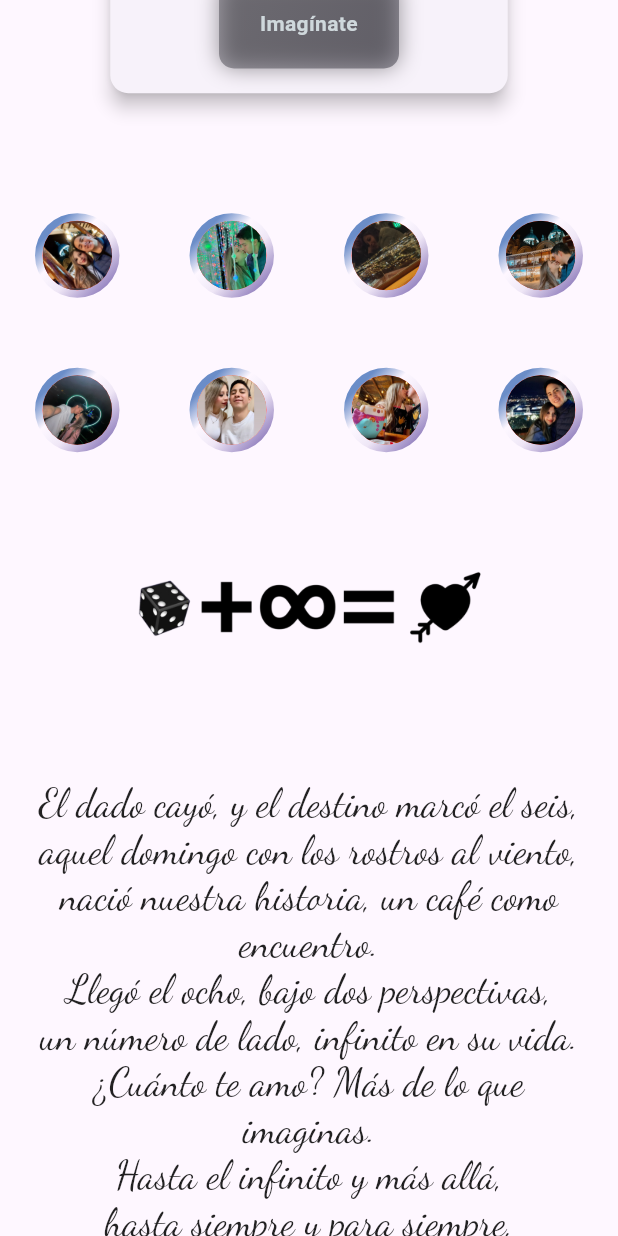
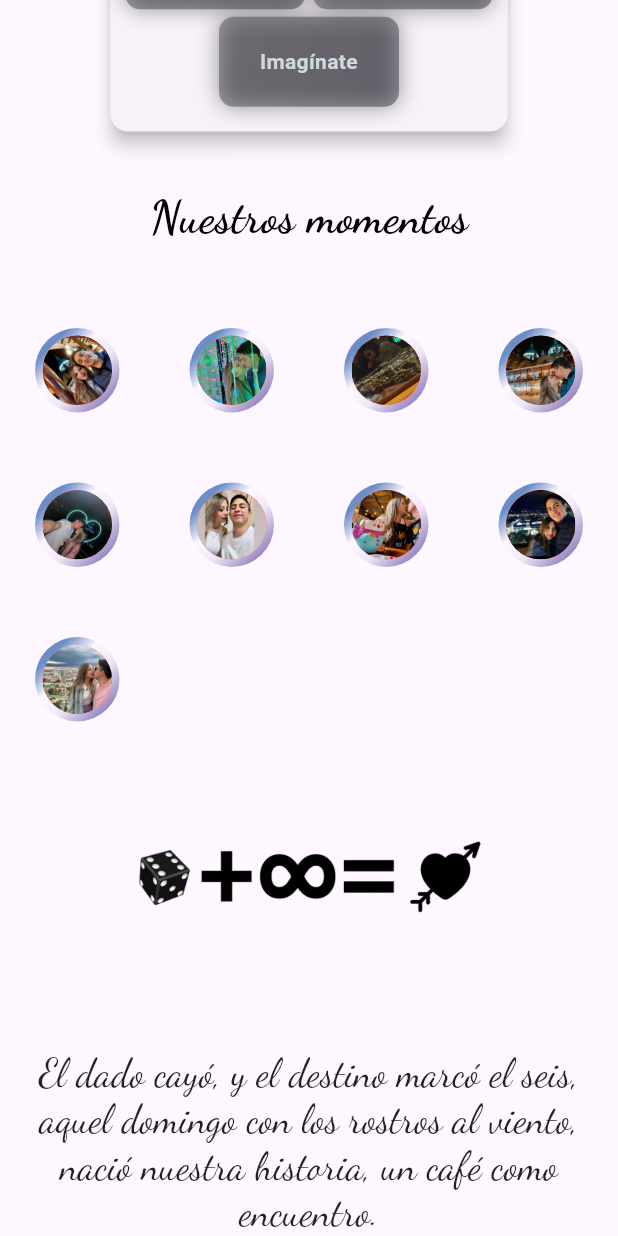
Before and after one commit to PabloT18/landing_l, a Flutter app: the HomePage screen opened directly, scrolled down 576 dp, on a phone screen of 412 x 824 dp. Run offline on Flutter 3.47's test engine with Material 3 defaults, Android fonts, the phone set to English and light mode, and no system bars; our stand-ins replace audioplayers, carousel_slider, dartz, dio, equatable, firebase_core and 5 more; accounts and stored records are empty; statements that could not run were skipped.

Commit message:
Add: alerts for images

```diff
--- a/lib/app/data/sources/local/enviroment.dart
+++ b/lib/app/data/sources/local/enviroment.dart
@@ -1,6 +1,6 @@
 import 'package:flutter_dotenv/flutter_dotenv.dart';
 
-class Environment {
+class Environmenttt {
   static initEnvironment() async {
     await dotenv.load(fileName: ".env");
   }
--- a/lib/core/config/router/app_routes_assets.dart
+++ b/lib/core/config/router/app_routes_assets.dart
@@ -9,6 +9,7 @@ class AppAssets {
   static const String par6 = 'assets/images/l_par6.jpeg';
   static const String par7 = 'assets/images/l_par7.jpeg';
   static const String par8 = 'assets/images/l_par8.jpeg';
+  static const String par9 = 'assets/images/l_par9.jpeg';
   static const String parcorazon = 'assets/images/l_corazon.jpeg';
   static const String lsuma = 'assets/images/l_suma.png';
 
--- a/lib/features/home/presentation/bloc/song_bloc/song_bloc_bloc.dart
+++ b/lib/features/home/presentation/bloc/song_bloc/song_bloc_bloc.dart
@@ -4,6 +4,7 @@ import 'package:audioplayers/audioplayers.dart';
 import 'package:equatable/equatable.dart';
 import 'package:flutter_bloc/flutter_bloc.dart';
 import 'package:landing_l/features/home/domain/models/song.dart';
+import 'package:url_launcher/url_launcher.dart';
 
 part 'song_bloc_event.dart';
 part 'song_bloc_state.dart';
@@ -13,32 +14,36 @@ class SongBloc extends Bloc<SongEvent, SongState> {
       : super(SongState(canciones: [
           Song(
               title: 'Cama y Mesa',
-              filePath:
-                  'https://drive.google.com/uc?export=download&id=1jraNn-QDyaHEQ59n1XpdTu_5qUM0hHBG'),
+              filePath: 'https://www.youtube.com/watch?v=U644P4v2GF0'),
           Song(
               title: 'Celos',
-              filePath:
-                  'https://drive.google.com/file/d/1jraNn-QDyaHEQ59n1XpdTu_5qUM0hHBG/view?usp=sharing'),
+              filePath: 'https://www.youtube.com/watch?v=X-yZDRIhcHY'),
           Song(
               title: 'Eres Mi Persona Favorita',
-              filePath: 'assets/songs/eres_mi_persona_favorita.mp3'),
+              filePath: 'https://www.youtube.com/watch?v=x-0KoCAV4mc'),
           Song(
               title: 'Aprender a Quererte',
-              filePath: 'assets/songs/aprender_a_quererte.mp3'),
+              filePath: 'https://www.youtube.com/watch?v=OukQDrJ7QRQ'),
           Song(
-              title: 'Si Nos Dejan', filePath: 'assets/songs/si_nos_dejan.mp3'),
+              title: 'Si Nos Dejan',
+              filePath: 'https://www.youtube.com/watch?v=_U89Bl5okPw'),
           Song(
-              title: 'Día Tras Día', filePath: 'assets/songs/dia_tras_dia.mp3'),
+              title: 'Día Tras Día',
+              filePath: 'https://www.youtube.com/watch?v=5AwREc040vw'),
           Song(
               title: 'Bendita Tu Luz',
-              filePath: 'assets/songs/bendita_tu_luz.mp3'),
-          Song(title: 'Río', filePath: 'assets/songs/rio.mp3'),
-          Song(title: 'Imagínate', filePath: 'assets/songs/imaginate.mp3'),
+              filePath: 'https://www.youtube.com/watch?v=44kityInDvM'),
+          Song(
+              title: 'Río',
+              filePath: 'https://www.youtube.com/watch?v=vuddlpgY5J4'),
+          Song(
+              title: 'Imagínate',
+              filePath: 'https://www.youtube.com/watch?v=TVyLcqNg5lY'),
         ], cancioneSeleccionada: null)) {
     on<SongSelected>(_onSongSelected);
 
     // Seleccionar la primera canción automáticamente
-    add(SongSelected(state.canciones.first));
+    // add(SongSelected(state.canciones.first));
   }
 
   final AudioPlayer _audioPlayer = AudioPlayer(); // Instancia de AudioPlayer
@@ -58,12 +63,23 @@ class SongBloc extends Bloc<SongEvent, SongState> {
 
     // Reproducir la nueva canción
     // await _playSong(event.song.filePath);
+    await _openUrl(event.song.filePath);
   }
 
-  Future<void> _playSong(String filePath) async {
-    await _audioPlayer.stop(); // Detener la canción actual
-    // await _audioPlayer.play(AssetSource(filePath)); // Reproducir la nueva
-    await _audioPlayer.play(UrlSource(filePath));
+  // Future<void> _playSong(String filePath) async {
+  //   await _audioPlayer.stop(); // Detener la canción actual
+  //   // await _audioPlayer.play(AssetSource(filePath)); // Reproducir la nueva
+  //   // await _audioPlayer.play(UrlSource(filePath));
+  //   await _openUrl(event.song.filePath);
+  // }
+
+  Future<void> _openUrl(String url) async {
+    Uri uri = Uri.parse(url);
+    if (await canLaunchUrl(uri)) {
+      await launchUrl(uri, mode: LaunchMode.externalApplication);
+    } else {
+      throw 'No se pudo abrir la URL: $url';
+    }
   }
 
   @override
--- a/lib/features/home/presentation/pages/floating_quick_access_bar.dart
+++ b/lib/features/home/presentation/pages/floating_quick_access_bar.dart
@@ -23,7 +23,6 @@ class FloatingQuickAccessBar extends StatelessWidget {
           heightFactor: 1,
           child: Padding(
             padding: EdgeInsets.only(
-              top: screenSize.height * 0.06,
               left: responsive.wp(responsive.movil ? 5 : 20),
               right: responsive.wp(responsive.movil ? 5 : 20),
             ),
--- a/lib/features/home/presentation/pages/home_page.dart
+++ b/lib/features/home/presentation/pages/home_page.dart
@@ -1,5 +1,6 @@
 import 'package:flutter/material.dart';
 import 'package:flutter_bloc/flutter_bloc.dart';
+import 'package:google_fonts/google_fonts.dart';
 import 'package:landing_l/core/config/responsive/responsive_layouts.dart';
 import 'package:landing_l/core/config/responsive/responsive_wid.dart';
 import 'package:landing_l/core/config/router/app_routes_assets.dart';
@@ -25,7 +26,6 @@ class _HomePageState extends State<HomePage> {
 
   final ScrollController _scrollController = ScrollController();
   double _scrollPosition = 0;
-  double _opacity = 0;
 
   _scrollListener() {
     setState(() {
@@ -52,7 +52,7 @@ class _HomePageState extends State<HomePage> {
   @override
   Widget build(BuildContext context) {
     var screenSize = MediaQuery.of(context).size;
-    _opacity = _scrollPosition < screenSize.height * 0.40
+    var opacity = _scrollPosition < screenSize.height * 0.40
         ? _scrollPosition / (screenSize.height * 0.40)
         : 1;
 
@@ -64,10 +64,30 @@ class _HomePageState extends State<HomePage> {
           child: Column(
             children: [
               VideoAsset(),
+              SizedBox(height: AppLayoutConst.spaceXL),
+              Text(
+                'Listado de nuestras canciones',
+                style: GoogleFonts.dancingScript(
+                  fontWeight: FontWeight.bold,
+                  fontSize: 30,
+                  color: Colors.black,
+                ),
+              ),
+
               FloatingQuickAccessBar(screenSize: screenSize),
               // FeaturedTiles(screenSize: screenSize),
               // MainCarousel(),
               SizedBox(height: AppLayoutConst.spaceXL),
+
+              Text(
+                'Nuestros momentos',
+                style: GoogleFonts.dancingScript(
+                  fontWeight: FontWeight.bold,
+                  fontSize: 30,
+                  color: Colors.black,
+                ),
+              ),
+              SizedBox(height: AppLayoutConst.spaceM),
               ImagesAnimation(),
               ResponsiveImage(),
               PoemText(),
--- a/lib/features/home/presentation/pages/images_animatied.dart
+++ b/lib/features/home/presentation/pages/images_animatied.dart
@@ -1,4 +1,5 @@
 import 'package:flutter/material.dart';
+import 'package:landing_l/core/config/responsive/responsive_wid.dart';
 import 'package:landing_l/core/config/router/app_routes_assets.dart';
 import 'package:landing_l/core/config/theme/app_colors.dart';
 
@@ -19,6 +20,7 @@ class ImagesAnimation extends StatelessWidget {
         ),
         ZoomAnimations(
           path: AppAssets.par3,
+          boxfit: BoxFit.contain,
         ),
         ZoomAnimations(
           path: AppAssets.par4,
@@ -35,15 +37,20 @@ class ImagesAnimation extends StatelessWidget {
         ZoomAnimations(
           path: AppAssets.par8,
         ),
+        ZoomAnimations(
+          path: AppAssets.par9,
+        ),
       ],
     );
   }
 }
 
 class ZoomAnimations extends StatefulWidget {
-  const ZoomAnimations({super.key, required this.path});
+  const ZoomAnimations(
+      {super.key, required this.path, this.boxfit = BoxFit.cover});
 
   final String path;
+  final BoxFit boxfit;
   @override
   State<ZoomAnimations> createState() => _ZoomAnimationsState();
 }
@@ -93,12 +100,53 @@ class _ZoomAnimationsState extends State<ZoomAnimations>
     super.dispose();
   }
 
+  void _showFullImage(BuildContext context) {
+    showDialog(
+      context: context,
+      builder: (context) => Dialog(
+        backgroundColor: Colors.transparent,
+        child: Hero(
+          tag: widget.path,
+          child: ResponsiveWid(
+            mobile: _buildImage(context, width: 300, height: 300),
+            tablet: _buildImage(context, width: 500, height: 500),
+            desktop: _buildImage(context, width: 800, height: 800),
+          ),
+        ),
+      ),
+    );
+  }
+
+  Widget _buildImage(BuildContext context,
+      {double width = 300, double height = 300}) {
+    return ClipRRect(
+      borderRadius: BorderRadius.circular(20),
+      child: Container(
+        width: width,
+        height: height,
+        decoration: BoxDecoration(
+          color: Colors.black,
+          shape: BoxShape.rectangle,
+          // borderRadius: BorderRadius.circular(20),
+          image: DecorationImage(
+            fit: widget.boxfit,
+            image: AssetImage(widget.path),
+          ),
+        ),
+      ),
+    );
+  }
+
   @override
   Widget build(BuildContext context) {
     Size size = MediaQuery.of(context).size;
     var theme = Theme.of(context);
 
-    return SizedBox(
+    return GestureDetector(
+      onTap: () => _showFullImage(context),
+      child: Hero(
+        tag: widget.path,
+        child: SizedBox(
           width: size.width / 4,
           height: size.width / 4,
           child: AlignTransition(
@@ -133,6 +181,8 @@ class _ZoomAnimationsState extends State<ZoomAnimations>
                       fit: BoxFit.cover,
                       alignment: Alignment.bottomLeft,
                       image: AssetImage(widget.path)),
+                ),
+              ),
             ),
           ),
         ),
--- a/lib/features/home/presentation/pages/wdigets/poem_text.dart
+++ b/lib/features/home/presentation/pages/wdigets/poem_text.dart
@@ -41,6 +41,14 @@ cariño de león en caricia sincera.\n\n''',
                   color: Colors.black,
                 ),
               ),
+              TextSpan(
+                text: '06/10\t\t08/11',
+                style: GoogleFonts.dancingScript(
+                  fontWeight: FontWeight.bold,
+                  fontSize: 26,
+                  color: Colors.blueGrey,
+                ),
+              ),
             ],
           ),
         ),
--- a/pubspec.yaml
+++ b/pubspec.yaml
@@ -23,6 +23,7 @@ dependencies:
   flutter_launcher_icons: ^0.14.3
   go_router: ^14.7.1
   google_fonts: ^6.2.1
+  url_launcher: ^6.3.1
   video_player: ^2.9.2
 
 dev_dependencies:
@@ -38,8 +39,6 @@ flutter_launcher_icons:
   web:
     generate: true
     image_path: "assets/favicon.png"
-    background_color: "#hexcode"
-    theme_color: "#hexcode"
 
 flutter:
   uses-material-design: true
```
Also changed, not shown: lib/core/config/remote/app_remote_config.dart (+106 -106 lines), lib/core/config/responsive/responsive_wid.dart (+0 -10 lines), lib/main.dart (+6 -3 lines), assets/images/l_par9.jpeg (added), firebase.json, lib/firebase_options.dart (added), pubspec.lock, 8 other files. Lines whose indentation alone changed are shown as unchanged.
